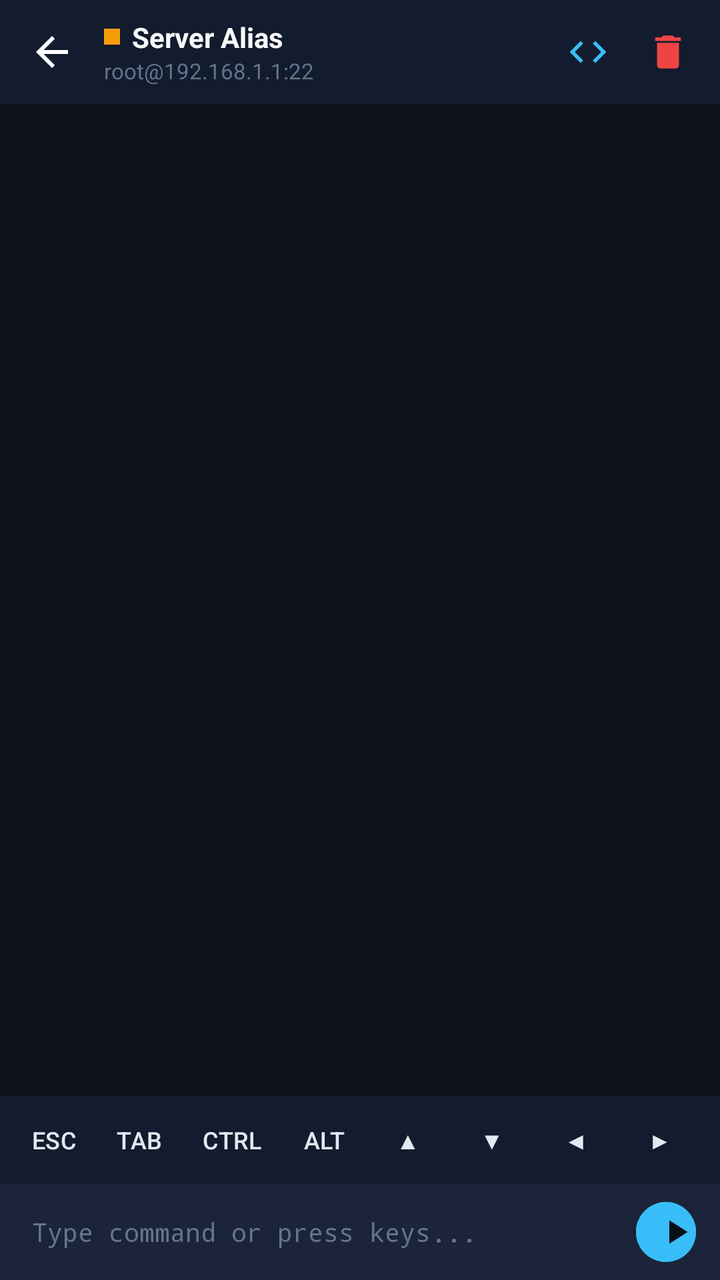
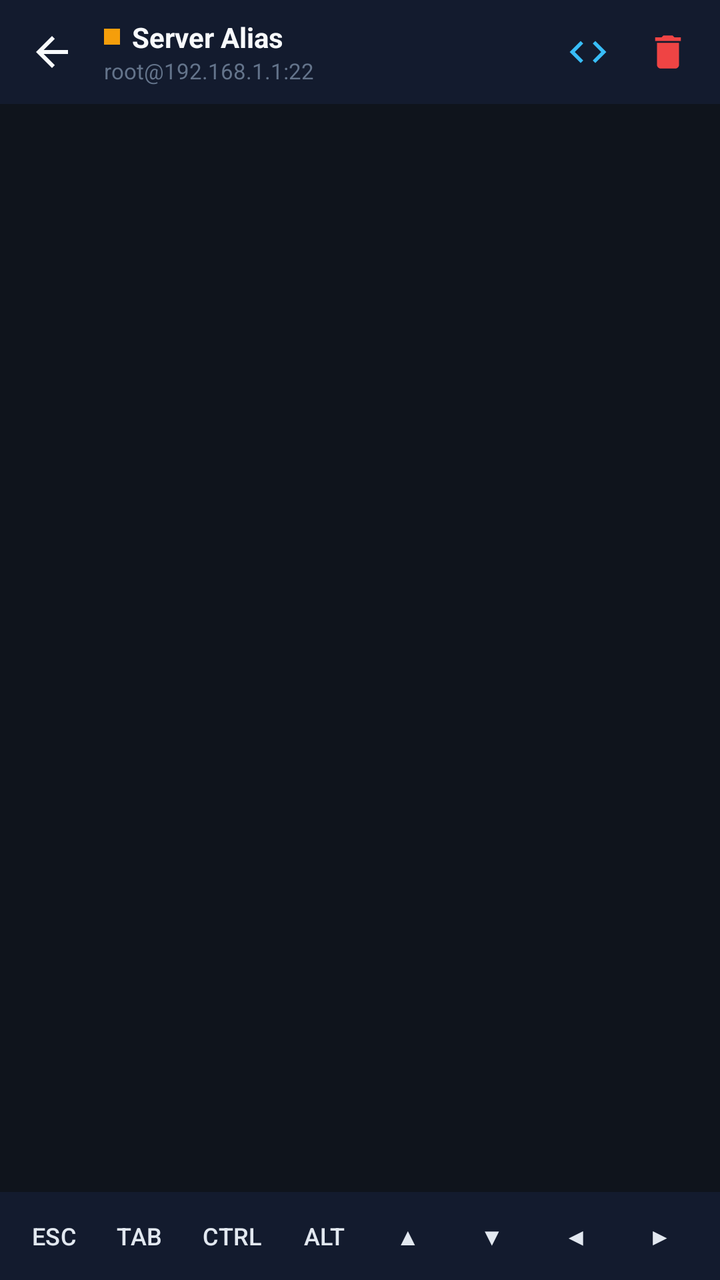

Before-and-after screenshots of an Android layout around one commit, followed by the original layout XML and the change that was made.
<!-- AndroidManifest.xml: activity theme Theme.LeuwiPanjang.Terminal -->
<!-- res/layout/activity_terminal.xml -->
<?xml version="1.0" encoding="utf-8"?>
<LinearLayout xmlns:android="http://schemas.android.com/apk/res/android"
    xmlns:app="http://schemas.android.com/apk/res-auto"
    android:layout_width="match_parent"
    android:layout_height="match_parent"
    android:background="@color/terminal_bg"
    android:orientation="vertical">

    
    <LinearLayout
        android:layout_width="match_parent"
        android:layout_height="52dp"
        android:background="@color/surface_dark"
        android:gravity="center_vertical"
        android:orientation="horizontal"
        android:paddingStart="8dp"
        android:paddingEnd="8dp">

        <ImageView
            android:id="@+id/btnBack"
            android:layout_width="36dp"
            android:layout_height="36dp"
            android:background="?attr/selectableItemBackgroundBorderless"
            android:contentDescription="@null"
            android:padding="6dp"
            android:src="@drawable/ic_arrow_back"
            app:tint="@color/text_primary" />

        <LinearLayout
            android:layout_width="0dp"
            android:layout_height="wrap_content"
            android:layout_marginStart="8dp"
            android:layout_weight="1"
            android:orientation="vertical">

            <LinearLayout
                android:layout_width="wrap_content"
                android:layout_height="wrap_content"
                android:gravity="center_vertical"
                android:orientation="horizontal">

                
                <View
                    android:id="@+id/viewStatusDot"
                    android:layout_width="8dp"
                    android:layout_height="8dp"
                    android:layout_marginEnd="6dp"
                    android:background="@color/status_warning" />

                <TextView
                    android:id="@+id/tvTerminalTitle"
                    android:layout_width="wrap_content"
                    android:layout_height="wrap_content"
                    android:text="Server Alias"
                    android:textColor="@color/text_primary"
                    android:textSize="14sp"
                    android:textStyle="bold" />
            </LinearLayout>

            <TextView
                android:id="@+id/tvTerminalSubtitle"
                android:layout_width="wrap_content"
                android:layout_height="wrap_content"
                android:text="root@192.168.1.1:22"
                android:textColor="@color/text_muted"
                android:textSize="11sp" />
        </LinearLayout>

        
        <ImageView
            android:id="@+id/btnRunSnippet"
            android:layout_width="36dp"
            android:layout_height="36dp"
            android:background="?attr/selectableItemBackgroundBorderless"
            android:contentDescription="@null"
            android:padding="7dp"
            android:src="@drawable/ic_code"
            app:tint="@color/primary" />

        
        <ImageView
            android:id="@+id/btnDisconnect"
            android:layout_width="36dp"
            android:layout_height="36dp"
            android:layout_marginStart="4dp"
            android:background="?attr/selectableItemBackgroundBorderless"
            android:contentDescription="@null"
            android:padding="7dp"
            android:src="@drawable/ic_delete"
            app:tint="@color/status_error" />

    </LinearLayout>

    
    <ScrollView
        android:id="@+id/scrollTerminal"
        android:layout_width="match_parent"
        android:layout_height="0dp"
        android:layout_weight="1"
        android:fillViewport="true"
        android:padding="8dp">

        <TextView
            android:id="@+id/tvTerminalOutput"
            android:layout_width="match_parent"
            android:layout_height="wrap_content"
            android:fontFamily="monospace"
            android:lineSpacingExtra="2dp"
            android:textIsSelectable="true"
            android:textColor="@color/text_primary"
            android:textSize="13sp" />
    </ScrollView>

    
    <HorizontalScrollView
        android:layout_width="match_parent"
        android:layout_height="44dp"
        android:background="@color/surface_dark"
        android:scrollbars="none">

        <LinearLayout
            android:id="@+id/layoutAccessoryKeys"
            android:layout_width="wrap_content"
            android:layout_height="match_parent"
            android:gravity="center_vertical"
            android:orientation="horizontal"
            android:paddingStart="8dp"
            android:paddingEnd="8dp">

            <Button
                android:id="@+id/keyEsc"
                style="@style/Widget.LeuwiPanjang.KeyButton"
                android:layout_width="wrap_content"
                android:layout_height="32dp"
                android:layout_marginEnd="4dp"
                android:text="ESC" />

            <Button
                android:id="@+id/keyTab"
                style="@style/Widget.LeuwiPanjang.KeyButton"
                android:layout_width="wrap_content"
                android:layout_height="32dp"
                android:layout_marginEnd="4dp"
                android:text="TAB" />

            <Button
                android:id="@+id/keyCtrl"
                style="@style/Widget.LeuwiPanjang.KeyButton"
                android:layout_width="wrap_content"
                android:layout_height="32dp"
                android:layout_marginEnd="4dp"
                android:text="CTRL" />

            <Button
                android:id="@+id/keyAlt"
                style="@style/Widget.LeuwiPanjang.KeyButton"
                android:layout_width="wrap_content"
                android:layout_height="32dp"
                android:layout_marginEnd="4dp"
                android:text="ALT" />

            <Button
                android:id="@+id/keyUp"
                style="@style/Widget.LeuwiPanjang.KeyButton"
                android:layout_width="wrap_content"
                android:layout_height="32dp"
                android:layout_marginEnd="4dp"
                android:text="▲" />

            <Button
                android:id="@+id/keyDown"
                style="@style/Widget.LeuwiPanjang.KeyButton"
                android:layout_width="wrap_content"
                android:layout_height="32dp"
                android:layout_marginEnd="4dp"
                android:text="▼" />

            <Button
                android:id="@+id/keyLeft"
                style="@style/Widget.LeuwiPanjang.KeyButton"
                android:layout_width="wrap_content"
                android:layout_height="32dp"
                android:layout_marginEnd="4dp"
                android:text="◀" />

            <Button
                android:id="@+id/keyRight"
                style="@style/Widget.LeuwiPanjang.KeyButton"
                android:layout_width="wrap_content"
                android:layout_height="32dp"
                android:layout_marginEnd="4dp"
                android:text="▶" />

            <Button
                android:id="@+id/keyPipe"
                style="@style/Widget.LeuwiPanjang.KeyButton"
                android:layout_width="wrap_content"
                android:layout_height="32dp"
                android:layout_marginEnd="4dp"
                android:text="|" />

            <Button
                android:id="@+id/keySlash"
                style="@style/Widget.LeuwiPanjang.KeyButton"
                android:layout_width="wrap_content"
                android:layout_height="32dp"
                android:layout_marginEnd="4dp"
                android:text="/" />

            <Button
                android:id="@+id/keyTilde"
                style="@style/Widget.LeuwiPanjang.KeyButton"
                android:layout_width="wrap_content"
                android:layout_height="32dp"
                android:layout_marginEnd="4dp"
                android:text="~" />

            <Button
                android:id="@+id/keyDash"
                style="@style/Widget.LeuwiPanjang.KeyButton"
                android:layout_width="wrap_content"
                android:layout_height="32dp"
                android:layout_marginEnd="4dp"
                android:text="-" />

            <Button
                android:id="@+id/keyColon"
                style="@style/Widget.LeuwiPanjang.KeyButton"
                android:layout_width="wrap_content"
                android:layout_height="32dp"
                android:layout_marginEnd="4dp"
                android:text=":" />

            <Button
                android:id="@+id/keyCtrlC"
                style="@style/Widget.LeuwiPanjang.KeyButton"
                android:layout_width="wrap_content"
                android:layout_height="32dp"
                android:layout_marginEnd="4dp"
                android:text="^C"
                android:textColor="@color/status_error" />

            <Button
                android:id="@+id/keyCtrlD"
                style="@style/Widget.LeuwiPanjang.KeyButton"
                android:layout_width="wrap_content"
                android:layout_height="32dp"
                android:text="^D" />

        </LinearLayout>
    </HorizontalScrollView>

    
    <LinearLayout
        android:layout_width="match_parent"
        android:layout_height="48dp"
        android:background="@color/surface_card"
        android:gravity="center_vertical"
        android:orientation="horizontal"
        android:paddingStart="8dp"
        android:paddingEnd="8dp">

        <EditText
            android:id="@+id/etTerminalInput"
            android:layout_width="0dp"
            android:layout_height="match_parent"
            android:layout_weight="1"
            android:background="@color/transparent"
            android:fontFamily="monospace"
            android:hint="Type command or press keys..."
            android:imeOptions="actionSend"
            android:inputType="textNoSuggestions|textVisiblePassword"
            android:paddingStart="8dp"
            android:paddingEnd="8dp"
            android:textColor="@color/text_primary"
            android:textColorHint="@color/text_muted"
            android:textSize="13sp" />

        <com.google.android.material.button.MaterialButton
            android:id="@+id/btnSend"
            style="@style/Widget.Material3.Button.IconButton.Filled"
            android:layout_width="38dp"
            android:layout_height="38dp"
            android:backgroundTint="@color/primary"
            app:icon="@drawable/ic_play"
            app:iconTint="@color/bg_dark" />

    </LinearLayout>

</LinearLayout>
<!-- resources referenced by this layout -->
<resources>
  <color name="bg_dark">#0B0F19</color>
  <color name="primary">#38BDF8</color>
  <color name="status_error">#EF4444</color>
  <color name="status_warning">#F59E0B</color>
  <color name="surface_card">#1B2438</color>
  <color name="surface_dark">#131B2E</color>
  <color name="terminal_bg">#0F141C</color>
  <color name="text_muted">#64748B</color>
  <color name="text_primary">#F8FAFC</color>
  <color name="transparent">#00000000</color>
  <!-- drawable ic_arrow_back (drawable) -->
  <vector xmlns:android="http://schemas.android.com/apk/res/android"
      android:width="24dp"
      android:height="24dp"
      android:viewportWidth="24"
      android:viewportHeight="24">
    <path
        android:fillColor="@color/text_primary"
        android:pathData="M20,11H7.83l5.59,-5.59L12,4l-8,8 8,8 1.41,-1.41L7.83,13H20v-2z"/>
  </vector>
  <!-- drawable ic_code (drawable) -->
  <vector xmlns:android="http://schemas.android.com/apk/res/android"
      android:width="24dp"
      android:height="24dp"
      android:viewportWidth="24"
      android:viewportHeight="24">
    <path
        android:fillColor="@color/text_primary"
        android:pathData="M9.4,16.6L4.8,12l4.6,-4.6L8,6l-6,6 6,6 1.4,-1.4zm5.2,0l4.6,-4.6 -4.6,-4.6L16,6l6,6 -6,6 -1.4,-1.4z"/>
  </vector>
  <!-- drawable ic_delete (drawable) -->
  <vector xmlns:android="http://schemas.android.com/apk/res/android"
      android:width="24dp"
      android:height="24dp"
      android:viewportWidth="24"
      android:viewportHeight="24">
    <path
        android:fillColor="@color/text_primary"
        android:pathData="M6,19c0,1.1 0.9,2 2,2h8c1.1,0 2,-0.9 2,-2V7H6v12zM19,4h-3.5l-1,-1h-5l-1,1H5v2h14V4z"/>
  </vector>
  <!-- drawable ic_play (drawable) -->
  <vector xmlns:android="http://schemas.android.com/apk/res/android"
      android:width="24dp"
      android:height="24dp"
      android:viewportWidth="24"
      android:viewportHeight="24">
    <path
        android:fillColor="@color/text_primary"
        android:pathData="M8,5v14l11,-7z"/>
  </vector>
  <style name="Widget.LeuwiPanjang.KeyButton" parent="Widget.Material3.Button.TonalButton">
          <item name="backgroundTint">@color/terminal_key_btn_bg</item>
          <item name="android:textColor">@color/terminal_key_text</item>
          <item name="android:textSize">12sp</item>
          <item name="android:minWidth">38dp</item>
          <item name="android:minHeight">36dp</item>
          <item name="cornerRadius">6dp</item>
          <item name="android:paddingLeft">8dp</item>
          <item name="android:paddingRight">8dp</item>
          <item name="android:paddingTop">4dp</item>
          <item name="android:paddingBottom">4dp</item>
          <item name="android:textAllCaps">false</item>
      </style>
  <style name="Theme.LeuwiPanjang.Terminal" parent="Theme.LeuwiPanjang">
          <item name="android:windowBackground">@color/terminal_bg</item>
          <item name="android:statusBarColor">@color/terminal_bg</item>
          <item name="android:navigationBarColor">@color/surface_dark</item>
      </style>
  <color name="terminal_key_btn_bg">#1E293B</color>
  <color name="terminal_key_text">#E2E8F0</color>
  <color name="primary_variant">#0284C7</color>
  <color name="secondary">#6366F1</color>
  <color name="text_secondary">#94A3B8</color>
  <!-- unchanged entries left out for length: 1 -->
</resources>

<!-- the commit's change to res/layout/activity_terminal.xml (unified diff, before → after) -->
@@ -251,40 +251,17 @@
     </HorizontalScrollView>
 
     
-    <LinearLayout
-        android:layout_width="match_parent"
-        android:layout_height="48dp"
-        android:background="@color/surface_card"
-        android:gravity="center_vertical"
-        android:orientation="horizontal"
-        android:paddingStart="8dp"
-        android:paddingEnd="8dp">
-
-        <EditText
-            android:id="@+id/etTerminalInput"
-            android:layout_width="0dp"
-            android:layout_height="match_parent"
-            android:layout_weight="1"
-            android:background="@color/transparent"
-            android:fontFamily="monospace"
-            android:hint="Type command or press keys..."
-            android:imeOptions="actionSend"
-            android:inputType="textNoSuggestions|textVisiblePassword"
-            android:paddingStart="8dp"
-            android:paddingEnd="8dp"
-            android:textColor="@color/text_primary"
-            android:textColorHint="@color/text_muted"
-            android:textSize="13sp" />
-
-        <com.google.android.material.button.MaterialButton
-            android:id="@+id/btnSend"
-            style="@style/Widget.Material3.Button.IconButton.Filled"
-            android:layout_width="38dp"
-            android:layout_height="38dp"
-            android:backgroundTint="@color/primary"
-            app:icon="@drawable/ic_play"
-            app:iconTint="@color/bg_dark" />
-
-    </LinearLayout>
+    <EditText
+        android:id="@+id/etTerminalInput"
+        android:layout_width="0dp"
+        android:layout_height="0dp"
+        android:background="@android:color/transparent"
+        android:cursorVisible="false"
+        android:focusable="true"
+        android:focusableInTouchMode="true"
+        android:importantForAccessibility="yes"
+        android:inputType="textNoSuggestions|textVisiblePassword"
+        android:textColor="@android:color/transparent"
+        android:textSize="1sp" />
 
 </LinearLayout>
<!-- resource entries referenced after the edit -->
@@ -9,7 +9,6 @@
   <color name="terminal_bg">#0F141C</color>
   <color name="text_muted">#64748B</color>
   <color name="text_primary">#F8FAFC</color>
-  <color name="transparent">#00000000</color>
   <!-- drawable ic_arrow_back (drawable) -->
   <vector xmlns:android="http://schemas.android.com/apk/res/android"
       android:width="24dp"
@@ -40,16 +39,6 @@
         android:fillColor="@color/text_primary"
         android:pathData="M6,19c0,1.1 0.9,2 2,2h8c1.1,0 2,-0.9 2,-2V7H6v12zM19,4h-3.5l-1,-1h-5l-1,1H5v2h14V4z"/>
   </vector>
-  <!-- drawable ic_play (drawable) -->
-  <vector xmlns:android="http://schemas.android.com/apk/res/android"
-      android:width="24dp"
-      android:height="24dp"
-      android:viewportWidth="24"
-      android:viewportHeight="24">
-    <path
-        android:fillColor="@color/text_primary"
-        android:pathData="M8,5v14l11,-7z"/>
-  </vector>
   <style name="Widget.LeuwiPanjang.KeyButton" parent="Widget.Material3.Button.TonalButton">
           <item name="backgroundTint">@color/terminal_key_btn_bg</item>
           <item name="android:textColor">@color/terminal_key_text</item>
